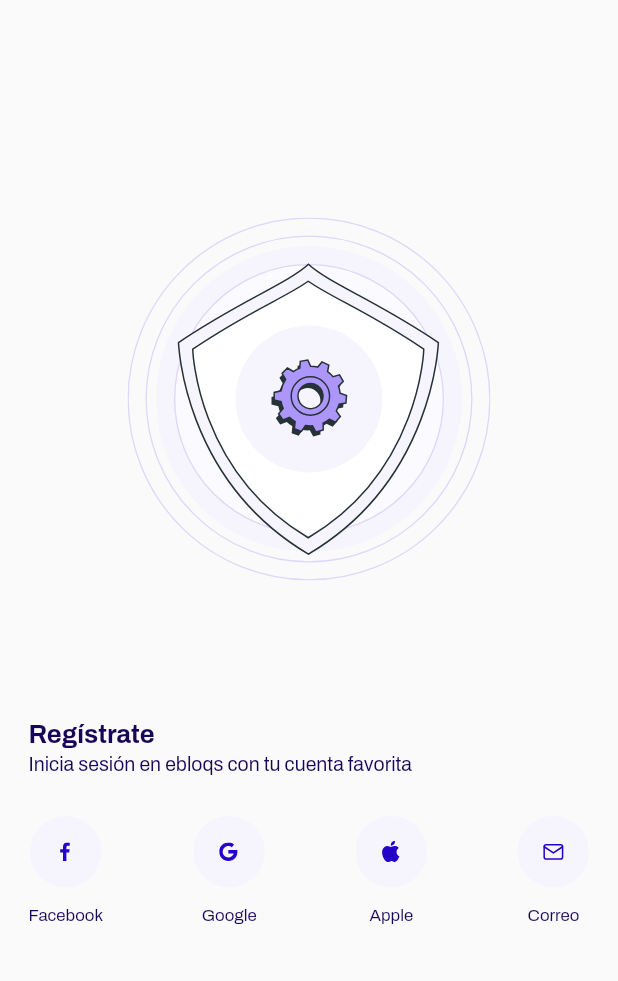
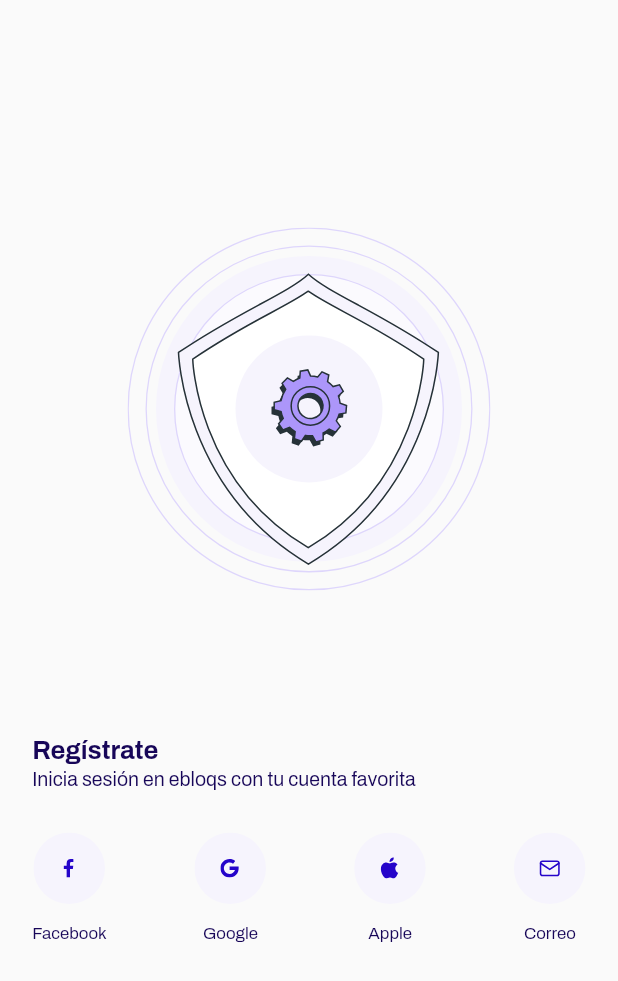
Before and after one commit to JuankoRojas/ebloqs_app, a Flutter app: the Onboard1Screen screen opened directly, after a tap on "Salir", on a phone screen of 412 x 824 dp. Shown: the top 981 px of the screen. Run offline on Flutter 3.47's test engine with Material 2 defaults, Android fonts, the phone set to English and light mode, and no system bars; our stand-ins replace flutter_svg, google_sign_in, shared_preferences, sign_in_with_apple, smooth_page_indicator; missing offline and left inert: device_apps, outline_search_bar; accounts and stored records are empty; project files that could hold a hidden picture were left out.

Commit message:
02/08/2022/ change icon and responsive

```diff
--- a/lib/src/screens/onBoard/on_board_1_screen.dart
+++ b/lib/src/screens/onBoard/on_board_1_screen.dart
@@ -141,7 +141,7 @@ servicios''',
           Positioned(
             top: size.height * 0.836,
             child: SizedBox(
-              height: size.height * 0.06,
+              height: size.height * 0.07,
               width: size.width * 0.41,
               child: Stack(
                 children: [
--- a/lib/src/screens/onBoard/on_board_2_screen.dart
+++ b/lib/src/screens/onBoard/on_board_2_screen.dart
@@ -120,7 +120,7 @@ propiedad o servicio.''',
           Positioned(
             top: size.height * 0.836,
             child: SizedBox(
-              height: size.height * 0.06,
+              height: size.height * 0.07,
               width: size.width * 0.41,
               child: Stack(
                 children: [
--- a/lib/src/screens/onBoard/on_board_3_screen.dart
+++ b/lib/src/screens/onBoard/on_board_3_screen.dart
@@ -117,7 +117,7 @@ cualquier parte del mundo.''',
           Positioned(
             top: size.height * 0.836,
             child: SizedBox(
-              height: size.height * 0.06,
+              height: size.height * 0.07,
               width: size.width * 0.41,
               child: Stack(
                 children: [
--- a/lib/src/screens/onBoard/on_board_4_screen.dart
+++ b/lib/src/screens/onBoard/on_board_4_screen.dart
@@ -118,7 +118,7 @@ dividendos del mercado''',
           Positioned(
             top: size.height * 0.836,
             child: SizedBox(
-              height: size.height * 0.06,
+              height: size.height * 0.07,
               width: size.width * 0.41,
               child: Stack(
                 children: [
--- a/lib/src/screens/onBoard/on_board_5_screen.dart
+++ b/lib/src/screens/onBoard/on_board_5_screen.dart
@@ -117,7 +117,7 @@ ebloqs (EBL)''',
           Positioned(
             top: size.height * 0.836,
             child: SizedBox(
-              height: size.height * 0.06,
+              height: size.height * 0.07,
               width: size.width * 0.45,
               child: Stack(
                 children: [
--- a/lib/src/screens/onBoard/on_board_screen_route.dart
+++ b/lib/src/screens/onBoard/on_board_screen_route.dart
@@ -40,6 +40,12 @@ class _NavegacionOnBoard with ChangeNotifier {
   }
 
   PageController get pageController => _pageOnBoardController;
+
+  @override
+  void dispose() {
+    _pageOnBoardController.dispose();
+    super.dispose();
+  }
 }
 
 class _PaginasOnBoard extends StatefulWidget {
@@ -92,6 +98,7 @@ class __PaginasOnBoardState extends State<_PaginasOnBoard> {
         index = navegacionOnBoard.pageController.page!.toInt();
       });
     });
+
     return Stack(
       children: [
         PageView(
--- a/lib/src/screens/register/registro_redes_screen.dart
+++ b/lib/src/screens/register/registro_redes_screen.dart
@@ -11,9 +11,14 @@ class RegistroRedesScreen extends StatelessWidget {
 
   @override
   Widget build(BuildContext context) {
+    final size = MediaQuery.of(context).size;
     return Scaffold(
       body: Container(
-        padding: const EdgeInsets.symmetric(horizontal: 19, vertical: 145),
+        padding: EdgeInsets.only(
+          left: size.width * 0.052,
+          top: size.height * 0.184,
+          right: size.width * 0.052,
+        ),
         child: Column(
           mainAxisAlignment: MainAxisAlignment.start,
           crossAxisAlignment: CrossAxisAlignment.start,
@@ -22,9 +27,10 @@ class RegistroRedesScreen extends StatelessWidget {
               child: SvgPicture.asset(
                   'assets/Vectores/Ilustraciones/Group1825.svg'),
             ),
-            const Padding(
-              padding: EdgeInsets.only(top: 93.0, bottom: 5),
-              child: Text(
+            Padding(
+              padding: EdgeInsets.only(
+                  top: size.height * 0.118, bottom: size.height * 0.005),
+              child: const Text(
                 'Regístrate',
                 style: TextStyle(
                   color: Color(0xff170658),
@@ -44,7 +50,7 @@ class RegistroRedesScreen extends StatelessWidget {
               ),
             ),
             Padding(
-              padding: const EdgeInsets.only(top: 27.0),
+              padding: EdgeInsets.only(top: size.height * 0.034),
               child: Row(
                 mainAxisAlignment: MainAxisAlignment.spaceBetween,
                 children: [
@@ -58,9 +64,9 @@ class RegistroRedesScreen extends StatelessWidget {
                         icon: SvgPicture.asset(
                             'assets/Vectores/Iconos/Group2144.svg'),
                       ),
-                      const Padding(
-                        padding: EdgeInsets.only(top: 12.0),
-                        child: Text(
+                      Padding(
+                        padding: EdgeInsets.only(top: size.height * 0.016),
+                        child: const Text(
                           'Facebook',
                           style: TextStyle(
                             color: Color(0xff170658),
@@ -84,9 +90,9 @@ class RegistroRedesScreen extends StatelessWidget {
                         icon: SvgPicture.asset(
                             'assets/Vectores/Iconos/Group2145.svg'),
                       ),
-                      const Padding(
-                        padding: EdgeInsets.only(top: 12.0),
-                        child: Text(
+                      Padding(
+                        padding: EdgeInsets.only(top: size.height * 0.016),
+                        child: const Text(
                           'Google',
                           style: TextStyle(
                             color: Color(0xff170658),
@@ -108,9 +114,9 @@ class RegistroRedesScreen extends StatelessWidget {
                         icon: SvgPicture.asset(
                             'assets/Vectores/Iconos/Group2147.svg'),
                       ),
-                      const Padding(
-                        padding: EdgeInsets.only(top: 12.0),
-                        child: Text(
+                      Padding(
+                        padding: EdgeInsets.only(top: size.height * 0.016),
+                        child: const Text(
                           'Apple',
                           style: TextStyle(
                             color: Color(0xff170658),
@@ -135,9 +141,9 @@ class RegistroRedesScreen extends StatelessWidget {
                         icon: SvgPicture.asset(
                             'assets/Vectores/Iconos/Group2148.svg'),
                       ),
-                      const Padding(
-                        padding: EdgeInsets.only(top: 12.0),
-                        child: Text(
+                      Padding(
+                        padding: EdgeInsets.only(top: size.height * 0.016),
+                        child: const Text(
                           'Correo',
                           style: TextStyle(
                             color: Color(0xff170658),
```
Also changed, not shown: pubspec.yaml (+9 -2 lines), assets/icon/icon.png (added), pubspec.lock, 24 other files.
